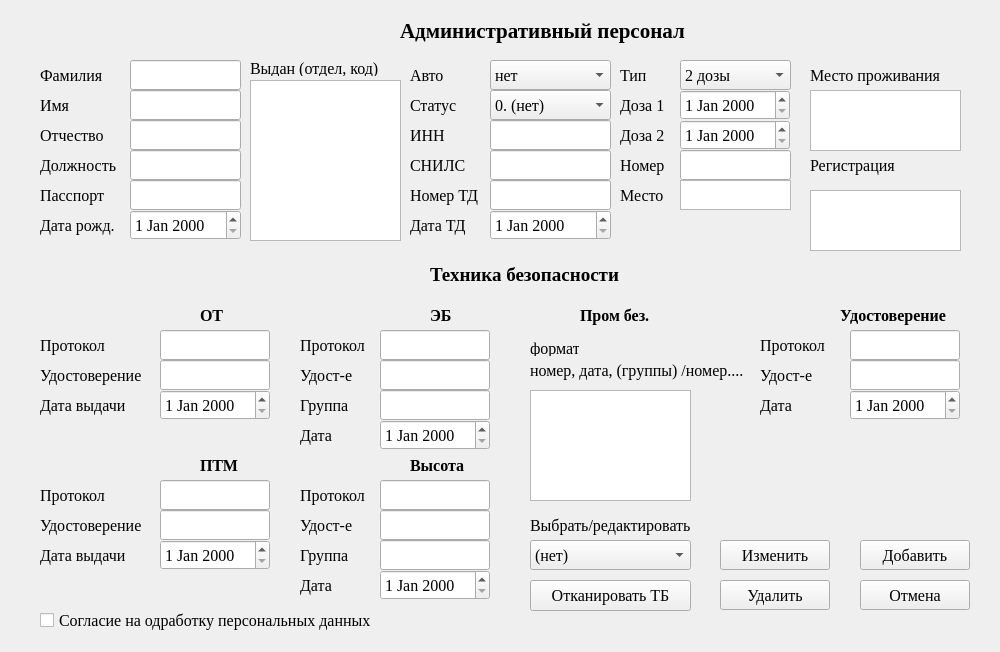
Above: notebook/sourse/ui_files/new_itr.ui from SmolPO/my_helper before the change. Below: the same form after it.
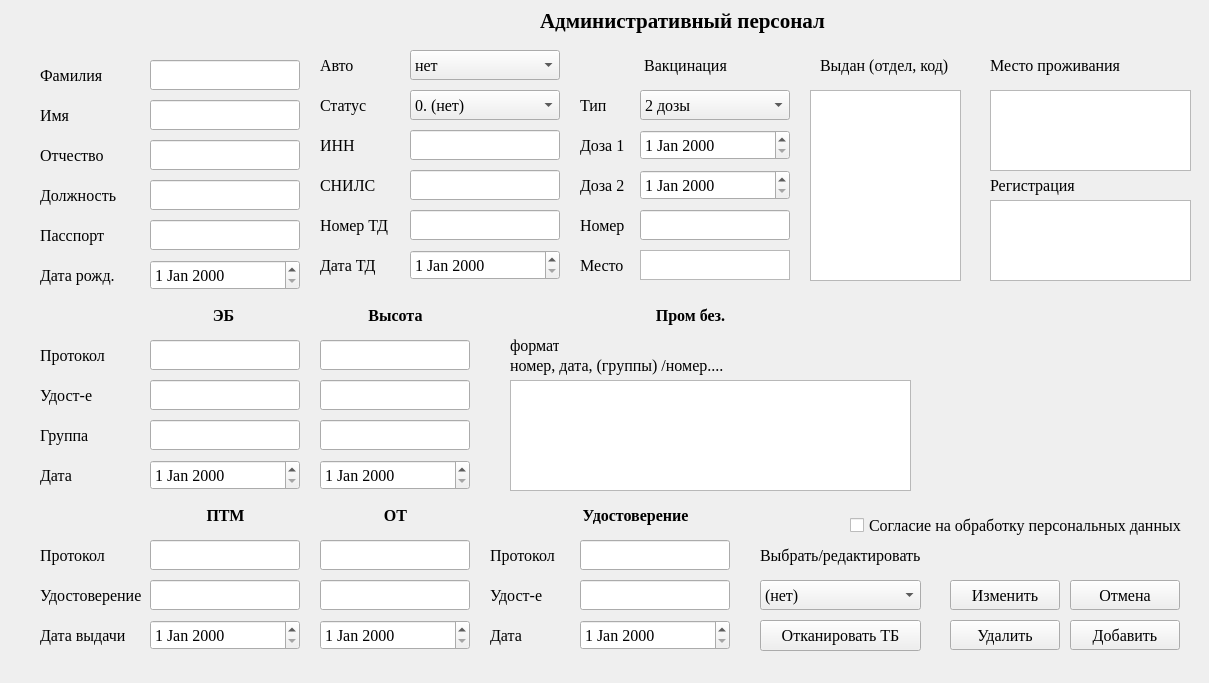
That is the form after the change.

The edit to the form file:
```diff
--- a/notebook/sourse/ui_files/new_itr.ui
+++ b/notebook/sourse/ui_files/new_itr.ui
@@ -6,8 +6,8 @@
    <rect>
     <x>0</x>
     <y>0</y>
-    <width>1000</width>
-    <height>652</height>
+    <width>1209</width>
+    <height>683</height>
    </rect>
   </property>
   <property name="windowTitle">
@@ -16,8 +16,8 @@
   <widget class="QLabel" name="label">
    <property name="geometry">
     <rect>
-     <x>400</x>
-     <y>10</y>
+     <x>540</x>
+     <y>0</y>
      <width>331</width>
      <height>41</height>
     </rect>
@@ -36,9 +36,9 @@
   <widget class="QLineEdit" name="family">
    <property name="geometry">
     <rect>
-     <x>130</x>
+     <x>150</x>
      <y>60</y>
-     <width>111</width>
+     <width>150</width>
      <height>30</height>
     </rect>
    </property>
@@ -52,9 +52,9 @@
   <widget class="QLineEdit" name="name">
    <property name="geometry">
     <rect>
-     <x>130</x>
-     <y>90</y>
-     <width>111</width>
+     <x>150</x>
+     <y>100</y>
+     <width>150</width>
      <height>30</height>
     </rect>
    </property>
@@ -68,9 +68,9 @@
   <widget class="QLineEdit" name="surname">
    <property name="geometry">
     <rect>
-     <x>130</x>
-     <y>120</y>
-     <width>111</width>
+     <x>150</x>
+     <y>140</y>
+     <width>150</width>
      <height>30</height>
     </rect>
    </property>
@@ -104,7 +104,7 @@
    <property name="geometry">
     <rect>
      <x>40</x>
-     <y>90</y>
+     <y>100</y>
      <width>31</width>
      <height>30</height>
     </rect>
@@ -123,7 +123,7 @@
    <property name="geometry">
     <rect>
      <x>40</x>
-     <y>120</y>
+     <y>140</y>
      <width>91</width>
      <height>30</height>
     </rect>
@@ -141,9 +141,9 @@
   <widget class="QLineEdit" name="post">
    <property name="geometry">
     <rect>
-     <x>130</x>
-     <y>150</y>
-     <width>111</width>
+     <x>150</x>
+     <y>180</y>
+     <width>150</width>
      <height>30</height>
     </rect>
    </property>
@@ -158,7 +158,7 @@
    <property name="geometry">
     <rect>
      <x>40</x>
-     <y>150</y>
+     <y>180</y>
      <width>91</width>
      <height>30</height>
     </rect>
@@ -176,9 +176,9 @@
   <widget class="QDateEdit" name="bday">
    <property name="geometry">
     <rect>
-     <x>130</x>
-     <y>210</y>
-     <width>111</width>
+     <x>150</x>
+     <y>260</y>
+     <width>150</width>
      <height>30</height>
     </rect>
    </property>
@@ -193,7 +193,7 @@
    <property name="geometry">
     <rect>
      <x>40</x>
-     <y>210</y>
+     <y>260</y>
      <width>91</width>
      <height>30</height>
     </rect>
@@ -211,9 +211,9 @@
   <widget class="QLineEdit" name="passport">
    <property name="geometry">
     <rect>
-     <x>130</x>
-     <y>180</y>
-     <width>111</width>
+     <x>150</x>
+     <y>220</y>
+     <width>150</width>
      <height>30</height>
     </rect>
    </property>
@@ -227,10 +227,10 @@
   <widget class="QTextEdit" name="passport_got">
    <property name="geometry">
     <rect>
-     <x>250</x>
-     <y>80</y>
+     <x>810</x>
+     <y>90</y>
      <width>151</width>
-     <height>161</height>
+     <height>191</height>
     </rect>
    </property>
    <property name="font">
@@ -243,10 +243,10 @@
   <widget class="QTextEdit" name="adr">
    <property name="geometry">
     <rect>
-     <x>810</x>
-     <y>190</y>
-     <width>151</width>
-     <height>61</height>
+     <x>990</x>
+     <y>200</y>
+     <width>201</width>
+     <height>81</height>
     </rect>
    </property>
    <property name="font">
@@ -259,10 +259,10 @@
   <widget class="QTextEdit" name="live_adr">
    <property name="geometry">
     <rect>
-     <x>810</x>
+     <x>990</x>
      <y>90</y>
-     <width>151</width>
-     <height>61</height>
+     <width>201</width>
+     <height>81</height>
     </rect>
    </property>
    <property name="font">
@@ -276,7 +276,7 @@
    <property name="geometry">
     <rect>
      <x>40</x>
-     <y>180</y>
+     <y>220</y>
      <width>101</width>
      <height>30</height>
     </rect>
@@ -294,10 +294,10 @@
   <widget class="QLabel" name="label_9">
    <property name="geometry">
     <rect>
-     <x>250</x>
-     <y>60</y>
+     <x>820</x>
+     <y>50</y>
      <width>141</width>
-     <height>16</height>
+     <height>30</height>
     </rect>
    </property>
    <property name="font">
@@ -313,8 +313,8 @@
   <widget class="QLabel" name="label_11">
    <property name="geometry">
     <rect>
-     <x>810</x>
-     <y>150</y>
+     <x>990</x>
+     <y>170</y>
      <width>91</width>
      <height>30</height>
     </rect>
@@ -332,8 +332,8 @@
   <widget class="QLabel" name="label_12">
    <property name="geometry">
     <rect>
-     <x>810</x>
-     <y>60</y>
+     <x>990</x>
+     <y>50</y>
      <width>151</width>
      <height>30</height>
     </rect>
@@ -351,9 +351,9 @@
   <widget class="QLineEdit" name="inn">
    <property name="geometry">
     <rect>
-     <x>490</x>
-     <y>120</y>
-     <width>121</width>
+     <x>410</x>
+     <y>130</y>
+     <width>150</width>
      <height>30</height>
     </rect>
    </property>
@@ -367,9 +367,9 @@
   <widget class="QLineEdit" name="snils">
    <property name="geometry">
     <rect>
-     <x>490</x>
-     <y>150</y>
-     <width>121</width>
+     <x>410</x>
+     <y>170</y>
+     <width>150</width>
      <height>30</height>
     </rect>
    </property>
@@ -383,8 +383,8 @@
   <widget class="QLabel" name="label_13">
    <property name="geometry">
     <rect>
-     <x>410</x>
-     <y>120</y>
+     <x>320</x>
+     <y>130</y>
      <width>61</width>
      <height>30</height>
     </rect>
@@ -402,8 +402,8 @@
   <widget class="QLabel" name="label_14">
    <property name="geometry">
     <rect>
-     <x>410</x>
-     <y>150</y>
+     <x>320</x>
+     <y>170</y>
      <width>71</width>
      <height>30</height>
     </rect>
@@ -421,9 +421,9 @@
   <widget class="QLineEdit" name="n_td">
    <property name="geometry">
     <rect>
-     <x>490</x>
-     <y>180</y>
-     <width>121</width>
+     <x>410</x>
+     <y>210</y>
+     <width>150</width>
      <height>30</height>
     </rect>
    </property>
@@ -437,8 +437,8 @@
   <widget class="QLabel" name="label_15">
    <property name="geometry">
     <rect>
-     <x>410</x>
-     <y>180</y>
+     <x>320</x>
+     <y>210</y>
      <width>91</width>
      <height>30</height>
     </rect>
@@ -456,9 +456,9 @@
   <widget class="QDateEdit" name="d_td">
    <property name="geometry">
     <rect>
-     <x>490</x>
-     <y>210</y>
-     <width>121</width>
+     <x>410</x>
+     <y>250</y>
+     <width>150</width>
      <height>30</height>
     </rect>
    </property>
@@ -472,8 +472,8 @@
   <widget class="QLabel" name="label_16">
    <property name="geometry">
     <rect>
-     <x>410</x>
-     <y>210</y>
+     <x>320</x>
+     <y>250</y>
      <width>81</width>
      <height>30</height>
     </rect>
@@ -488,32 +488,12 @@
     <string>Дата ТД</string>
    </property>
   </widget>
-  <widget class="QLabel" name="label_17">
-   <property name="geometry">
-    <rect>
-     <x>430</x>
-     <y>260</y>
-     <width>271</width>
-     <height>30</height>
-    </rect>
-   </property>
-   <property name="font">
-    <font>
-     <family>Times New Roman</family>
-     <pointsize>14</pointsize>
-     <bold>true</bold>
-    </font>
-   </property>
-   <property name="text">
-    <string>Техника безопасности</string>
-   </property>
-  </widget>
   <widget class="QLabel" name="label_18">
    <property name="geometry">
     <rect>
-     <x>200</x>
-     <y>300</y>
-     <width>49</width>
+     <x>320</x>
+     <y>500</y>
+     <width>151</width>
      <height>30</height>
     </rect>
    </property>
@@ -527,13 +507,16 @@
    <property name="text">
     <string>ОТ</string>
    </property>
+   <property name="alignment">
+    <set>Qt::AlignCenter</set>
+   </property>
   </widget>
   <widget class="QLineEdit" name="n_OT_p">
    <property name="geometry">
     <rect>
-     <x>160</x>
-     <y>330</y>
-     <width>110</width>
+     <x>320</x>
+     <y>540</y>
+     <width>150</width>
      <height>30</height>
     </rect>
    </property>
@@ -547,9 +530,9 @@
   <widget class="QLineEdit" name="n_OT_c">
    <property name="geometry">
     <rect>
-     <x>160</x>
-     <y>360</y>
-     <width>110</width>
+     <x>320</x>
+     <y>580</y>
+     <width>150</width>
      <height>30</height>
     </rect>
    </property>
@@ -563,9 +546,9 @@
   <widget class="QDateEdit" name="d_OT">
    <property name="geometry">
     <rect>
-     <x>160</x>
-     <y>390</y>
-     <width>110</width>
+     <x>320</x>
+     <y>620</y>
+     <width>150</width>
      <height>30</height>
     </rect>
    </property>
@@ -580,7 +563,7 @@
    <property name="geometry">
     <rect>
      <x>40</x>
-     <y>510</y>
+     <y>580</y>
      <width>121</width>
      <height>30</height>
     </rect>
@@ -598,9 +581,9 @@
   <widget class="QLabel" name="label_23">
    <property name="geometry">
     <rect>
-     <x>200</x>
-     <y>450</y>
-     <width>49</width>
+     <x>150</x>
+     <y>500</y>
+     <width>151</width>
      <height>30</height>
     </rect>
    </property>
@@ -614,13 +597,16 @@
    <property name="text">
     <string>ПТМ</string>
    </property>
+   <property name="alignment">
+    <set>Qt::AlignCenter</set>
+   </property>
   </widget>
   <widget class="QLineEdit" name="n_PTM_c">
    <property name="geometry">
     <rect>
-     <x>160</x>
-     <y>510</y>
-     <width>110</width>
+     <x>150</x>
+     <y>580</y>
+     <width>150</width>
      <height>30</height>
     </rect>
    </property>
@@ -635,7 +621,7 @@
    <property name="geometry">
     <rect>
      <x>40</x>
-     <y>540</y>
+     <y>620</y>
      <width>121</width>
      <height>30</height>
     </rect>
@@ -654,7 +640,7 @@
    <property name="geometry">
     <rect>
      <x>40</x>
-     <y>480</y>
+     <y>540</y>
      <width>121</width>
      <height>30</height>
     </rect>
@@ -672,9 +658,9 @@
   <widget class="QLineEdit" name="n_PTM_p">
    <property name="geometry">
     <rect>
-     <x>160</x>
-     <y>480</y>
-     <width>110</width>
+     <x>150</x>
+     <y>540</y>
+     <width>150</width>
      <height>30</height>
     </rect>
    </property>
@@ -688,9 +674,9 @@
   <widget class="QDateEdit" name="d_PTM">
    <property name="geometry">
     <rect>
-     <x>160</x>
-     <y>540</y>
-     <width>110</width>
+     <x>150</x>
+     <y>620</y>
+     <width>150</width>
      <height>30</height>
     </rect>
    </property>
@@ -704,9 +690,9 @@
   <widget class="QLabel" name="label_27">
    <property name="geometry">
     <rect>
-     <x>430</x>
+     <x>148</x>
      <y>300</y>
-     <width>49</width>
+     <width>151</width>
      <height>30</height>
     </rect>
    </property>
@@ -720,13 +706,16 @@
    <property name="text">
     <string>ЭБ</string>
    </property>
+   <property name="alignment">
+    <set>Qt::AlignCenter</set>
+   </property>
   </widget>
   <widget class="QLineEdit" name="n_ES_c">
    <property name="geometry">
     <rect>
-     <x>380</x>
-     <y>360</y>
-     <width>110</width>
+     <x>150</x>
+     <y>380</y>
+     <width>150</width>
      <height>30</height>
     </rect>
    </property>
@@ -740,9 +729,9 @@
   <widget class="QLineEdit" name="n_ES_p">
    <property name="geometry">
     <rect>
-     <x>380</x>
-     <y>330</y>
-     <width>110</width>
+     <x>150</x>
+     <y>340</y>
+     <width>150</width>
      <height>30</height>
     </rect>
    </property>
@@ -756,9 +745,9 @@
   <widget class="QDateEdit" name="d_ES">
    <property name="geometry">
     <rect>
-     <x>380</x>
-     <y>420</y>
-     <width>110</width>
+     <x>150</x>
+     <y>460</y>
+     <width>150</width>
      <height>30</height>
     </rect>
    </property>
@@ -772,9 +761,9 @@
   <widget class="QLineEdit" name="n_ES_g">
    <property name="geometry">
     <rect>
-     <x>380</x>
-     <y>390</y>
-     <width>110</width>
+     <x>150</x>
+     <y>420</y>
+     <width>150</width>
      <height>30</height>
     </rect>
    </property>
@@ -788,8 +777,8 @@
   <widget class="QLabel" name="label_30">
    <property name="geometry">
     <rect>
-     <x>300</x>
-     <y>390</y>
+     <x>40</x>
+     <y>420</y>
      <width>111</width>
      <height>30</height>
     </rect>
@@ -807,9 +796,9 @@
   <widget class="QLineEdit" name="n_H_g">
    <property name="geometry">
     <rect>
-     <x>380</x>
-     <y>510</y>
-     <width>110</width>
+     <x>320</x>
+     <y>380</y>
+     <width>150</width>
      <height>30</height>
     </rect>
    </property>
@@ -823,9 +812,9 @@
   <widget class="QDateEdit" name="d_H">
    <property name="geometry">
     <rect>
-     <x>380</x>
-     <y>570</y>
-     <width>110</width>
+     <x>320</x>
+     <y>460</y>
+     <width>150</width>
      <height>30</height>
     </rect>
    </property>
@@ -839,9 +828,9 @@
   <widget class="QLineEdit" name="n_H_c">
    <property name="geometry">
     <rect>
-     <x>380</x>
-     <y>540</y>
-     <width>110</width>
+     <x>320</x>
+     <y>420</y>
+     <width>150</width>
      <height>30</height>
     </rect>
    </property>
@@ -855,9 +844,9 @@
   <widget class="QLineEdit" name="n_H_p">
    <property name="geometry">
     <rect>
-     <x>380</x>
-     <y>480</y>
-     <width>110</width>
+     <x>320</x>
+     <y>340</y>
+     <width>150</width>
      <height>30</height>
     </rect>
    </property>
@@ -871,9 +860,9 @@
   <widget class="QLabel" name="label_35">
    <property name="geometry">
     <rect>
-     <x>410</x>
-     <y>450</y>
-     <width>61</width>
+     <x>320</x>
+     <y>300</y>
+     <width>151</width>
      <height>30</height>
     </rect>
    </property>
@@ -887,11 +876,14 @@
    <property name="text">
     <string>Высота</string>
    </property>
+   <property name="alignment">
+    <set>Qt::AlignCenter</set>
+   </property>
   </widget>
   <widget class="QLabel" name="label_36">
    <property name="geometry">
     <rect>
-     <x>580</x>
+     <x>620</x>
      <y>300</y>
      <width>141</width>
      <height>30</height>
@@ -907,13 +899,16 @@
    <property name="text">
     <string>Пром без.</string>
    </property>
+   <property name="alignment">
+    <set>Qt::AlignCenter</set>
+   </property>
   </widget>
   <widget class="QTextEdit" name="promsave">
    <property name="geometry">
     <rect>
-     <x>530</x>
-     <y>390</y>
-     <width>161</width>
+     <x>510</x>
+     <y>380</y>
+     <width>401</width>
      <height>111</height>
     </rect>
    </property>
@@ -927,10 +922,10 @@
   <widget class="QLabel" name="label_37">
    <property name="geometry">
     <rect>
-     <x>530</x>
+     <x>510</x>
      <y>350</y>
      <width>251</width>
-     <height>41</height>
+     <height>30</height>
     </rect>
    </property>
    <property name="font">
@@ -946,10 +941,10 @@
   <widget class="QLabel" name="label_38">
    <property name="geometry">
     <rect>
-     <x>530</x>
-     <y>340</y>
+     <x>510</x>
+     <y>330</y>
      <width>49</width>
-     <height>16</height>
+     <height>30</height>
     </rect>
    </property>
    <property name="font">
@@ -965,8 +960,8 @@
   <widget class="QLabel" name="label_39">
    <property name="geometry">
     <rect>
-     <x>690</x>
-     <y>400</y>
+     <x>770</x>
+     <y>600</y>
      <width>49</width>
      <height>16</height>
     </rect>
@@ -983,8 +978,8 @@
   <widget class="QLabel" name="label_40">
    <property name="geometry">
     <rect>
-     <x>410</x>
-     <y>60</y>
+     <x>320</x>
+     <y>50</y>
      <width>61</width>
      <height>30</height>
     </rect>
@@ -1002,9 +997,9 @@
   <widget class="QLineEdit" name="n_ST_c">
    <property name="geometry">
     <rect>
-     <x>850</x>
-     <y>360</y>
-     <width>110</width>
+     <x>580</x>
+     <y>580</y>
+     <width>150</width>
      <height>30</height>
     </rect>
    </property>
@@ -1018,8 +1013,8 @@
   <widget class="QLabel" name="label_41">
    <property name="geometry">
     <rect>
-     <x>760</x>
-     <y>360</y>
+     <x>490</x>
+     <y>580</y>
      <width>71</width>
      <height>30</height>
     </rect>
@@ -1037,8 +1032,8 @@
   <widget class="QLabel" name="label_42">
    <property name="geometry">
     <rect>
-     <x>760</x>
-     <y>390</y>
+     <x>490</x>
+     <y>620</y>
      <width>71</width>
      <height>30</height>
     </rect>
@@ -1056,9 +1051,9 @@
   <widget class="QDateEdit" name="d_ST">
    <property name="geometry">
     <rect>
-     <x>850</x>
-     <y>390</y>
-     <width>110</width>
+     <x>580</x>
+     <y>620</y>
+     <width>150</width>
      <height>30</height>
     </rect>
    </property>
@@ -1072,8 +1067,8 @@
   <widget class="QLabel" name="label_43">
    <property name="geometry">
     <rect>
-     <x>760</x>
-     <y>330</y>
+     <x>490</x>
+     <y>540</y>
      <width>81</width>
      <height>30</height>
     </rect>
@@ -1091,9 +1086,9 @@
   <widget class="QLineEdit" name="n_ST_p">
    <property name="geometry">
     <rect>
-     <x>850</x>
-     <y>330</y>
-     <width>110</width>
+     <x>580</x>
+     <y>540</y>
+     <width>150</width>
      <height>30</height>
     </rect>
    </property>
@@ -1107,8 +1102,8 @@
   <widget class="QLabel" name="label_44">
    <property name="geometry">
     <rect>
-     <x>840</x>
-     <y>300</y>
+     <x>570</x>
+     <y>500</y>
      <width>131</width>
      <height>30</height>
     </rect>
@@ -1123,13 +1118,16 @@
    <property name="text">
     <string>Удостоверение</string>
    </property>
+   <property name="alignment">
+    <set>Qt::AlignCenter</set>
+   </property>
   </widget>
   <widget class="QComboBox" name="cb_auto">
    <property name="geometry">
     <rect>
-     <x>490</x>
-     <y>60</y>
-     <width>121</width>
+     <x>410</x>
+     <y>50</y>
+     <width>150</width>
      <height>30</height>
     </rect>
    </property>
@@ -1148,8 +1146,8 @@
   <widget class="QComboBox" name="cb_select">
    <property name="geometry">
     <rect>
-     <x>530</x>
-     <y>540</y>
+     <x>760</x>
+     <y>580</y>
      <width>161</width>
      <height>30</height>
     </rect>
@@ -1169,8 +1167,8 @@
   <widget class="QLabel" name="label_45">
    <property name="geometry">
     <rect>
-     <x>530</x>
-     <y>510</y>
+     <x>760</x>
+     <y>540</y>
      <width>201</width>
      <height>30</height>
     </rect>
@@ -1188,8 +1186,8 @@
   <widget class="QPushButton" name="b_change">
    <property name="geometry">
     <rect>
-     <x>720</x>
-     <y>540</y>
+     <x>950</x>
+     <y>580</y>
      <width>110</width>
      <height>30</height>
     </rect>
@@ -1207,7 +1205,7 @@
   <widget class="QPushButton" name="b_cancel">
    <property name="geometry">
     <rect>
-     <x>860</x>
+     <x>1070</x>
      <y>580</y>
      <width>110</width>
      <height>30</height>
@@ -1226,8 +1224,8 @@
   <widget class="QPushButton" name="b_kill">
    <property name="geometry">
     <rect>
-     <x>720</x>
-     <y>580</y>
+     <x>950</x>
+     <y>620</y>
      <width>110</width>
      <height>30</height>
     </rect>
@@ -1245,8 +1243,8 @@
   <widget class="QPushButton" name="b_ok">
    <property name="geometry">
     <rect>
-     <x>860</x>
-     <y>540</y>
+     <x>1070</x>
+     <y>620</y>
      <width>110</width>
      <height>30</height>
     </rect>
@@ -1264,9 +1262,9 @@
   <widget class="QComboBox" name="status">
    <property name="geometry">
     <rect>
-     <x>490</x>
+     <x>410</x>
      <y>90</y>
-     <width>121</width>
+     <width>150</width>
      <height>30</height>
     </rect>
    </property>
@@ -1300,9 +1298,9 @@
   <widget class="QComboBox" name="cb_vac">
    <property name="geometry">
     <rect>
-     <x>680</x>
-     <y>60</y>
-     <width>111</width>
+     <x>640</x>
+     <y>90</y>
+     <width>150</width>
      <height>30</height>
     </rect>
    </property>
@@ -1331,9 +1329,9 @@
   <widget class="QDateEdit" name="d_vac_1">
    <property name="geometry">
     <rect>
-     <x>680</x>
-     <y>90</y>
-     <width>110</width>
+     <x>640</x>
+     <y>130</y>
+     <width>150</width>
      <height>30</height>
     </rect>
    </property>
@@ -1347,9 +1345,9 @@
   <widget class="QDateEdit" name="d_vac_2">
    <property name="geometry">
     <rect>
-     <x>680</x>
-     <y>120</y>
-     <width>110</width>
+     <x>640</x>
+     <y>170</y>
+     <width>150</width>
      <height>30</height>
     </rect>
    </property>
@@ -1363,9 +1361,9 @@
   <widget class="QLineEdit" name="vac_doc">
    <property name="geometry">
     <rect>
-     <x>680</x>
-     <y>150</y>
-     <width>111</width>
+     <x>640</x>
+     <y>210</y>
+     <width>150</width>
      <height>30</height>
     </rect>
    </property>
@@ -1379,9 +1377,9 @@
   <widget class="QTextEdit" name="place">
    <property name="geometry">
     <rect>
-     <x>680</x>
-     <y>180</y>
-     <width>111</width>
+     <x>640</x>
+     <y>250</y>
+     <width>150</width>
      <height>30</height>
     </rect>
    </property>
@@ -1395,7 +1393,7 @@
   <widget class="QLabel" name="label_46">
    <property name="geometry">
     <rect>
-     <x>410</x>
+     <x>320</x>
      <y>90</y>
      <width>71</width>
      <height>30</height>
@@ -1414,8 +1412,8 @@
   <widget class="QLabel" name="label_47">
    <property name="geometry">
     <rect>
-     <x>620</x>
-     <y>60</y>
+     <x>580</x>
+     <y>90</y>
      <width>49</width>
      <height>30</height>
     </rect>
@@ -1433,8 +1431,8 @@
   <widget class="QLabel" name="label_48">
    <property name="geometry">
     <rect>
-     <x>620</x>
-     <y>90</y>
+     <x>580</x>
+     <y>130</y>
      <width>49</width>
      <height>30</height>
     </rect>
@@ -1452,8 +1450,8 @@
   <widget class="QLabel" name="label_49">
    <property name="geometry">
     <rect>
-     <x>620</x>
-     <y>120</y>
+     <x>580</x>
+     <y>170</y>
      <width>49</width>
      <height>30</height>
     </rect>
@@ -1471,8 +1469,8 @@
   <widget class="QLabel" name="label_50">
    <property name="geometry">
     <rect>
-     <x>620</x>
-     <y>150</y>
+     <x>580</x>
+     <y>210</y>
      <width>49</width>
      <height>30</height>
     </rect>
@@ -1490,8 +1488,8 @@
   <widget class="QLabel" name="label_51">
    <property name="geometry">
     <rect>
-     <x>620</x>
-     <y>180</y>
+     <x>580</x>
+     <y>250</y>
      <width>49</width>
      <height>30</height>
     </rect>
@@ -1509,8 +1507,8 @@
   <widget class="QLabel" name="label_29">
    <property name="geometry">
     <rect>
-     <x>300</x>
-     <y>420</y>
+     <x>40</x>
+     <y>460</y>
      <width>51</width>
      <height>30</height>
     </rect>
@@ -1525,106 +1523,11 @@
     <string>Дата</string>
    </property>
   </widget>
-  <widget class="QLabel" name="label_52">
-   <property name="geometry">
-    <rect>
-     <x>300</x>
-     <y>540</y>
-     <width>61</width>
-     <height>30</height>
-    </rect>
-   </property>
-   <property name="font">
-    <font>
-     <family>Times New Roman</family>
-     <pointsize>12</pointsize>
-    </font>
-   </property>
-   <property name="text">
-    <string>Группа</string>
-   </property>
-  </widget>
-  <widget class="QLabel" name="label_53">
-   <property name="geometry">
-    <rect>
-     <x>300</x>
-     <y>570</y>
-     <width>51</width>
-     <height>30</height>
-    </rect>
-   </property>
-   <property name="font">
-    <font>
-     <family>Times New Roman</family>
-     <pointsize>12</pointsize>
-    </font>
-   </property>
-   <property name="text">
-    <string>Дата</string>
-   </property>
-  </widget>
-  <widget class="QLabel" name="label_26">
-   <property name="geometry">
-    <rect>
-     <x>40</x>
-     <y>390</y>
-     <width>121</width>
-     <height>30</height>
-    </rect>
-   </property>
-   <property name="font">
-    <font>
-     <family>Times New Roman</family>
-     <pointsize>12</pointsize>
-    </font>
-   </property>
-   <property name="text">
-    <string>Дата выдачи</string>
-   </property>
-  </widget>
-  <widget class="QLabel" name="label_28">
-   <property name="geometry">
-    <rect>
-     <x>40</x>
-     <y>330</y>
-     <width>121</width>
-     <height>30</height>
-    </rect>
-   </property>
-   <property name="font">
-    <font>
-     <family>Times New Roman</family>
-     <pointsize>12</pointsize>
-    </font>
-   </property>
-   <property name="text">
-    <string>Протокол</string>
-   </property>
-  </widget>
-  <widget class="QLabel" name="label_31">
-   <property name="geometry">
-    <rect>
-     <x>40</x>
-     <y>360</y>
-     <width>121</width>
-     <height>30</height>
-    </rect>
-   </property>
-   <property name="font">
-    <font>
-     <family>Times New Roman</family>
-     <pointsize>12</pointsize>
-    </font>
-   </property>
-   <property name="text">
-    <string>Удостоверение</string>
-   </property>
-  </widget>
   <widget class="QLabel" name="label_32">
    <property name="geometry">
     <rect>
-     <x>300</x>
-     <y>330</y>
+     <x>40</x>
+     <y>340</y>
      <width>81</width>
      <height>30</height>
     </rect>
@@ -1642,8 +1545,8 @@
   <widget class="QLabel" name="label_33">
    <property name="geometry">
     <rect>
-     <x>300</x>
-     <y>360</y>
+     <x>40</x>
+     <y>380</y>
      <width>81</width>
      <height>30</height>
     </rect>
@@ -1658,51 +1561,13 @@
     <string>Удост-е</string>
    </property>
   </widget>
-  <widget class="QLabel" name="label_34">
-   <property name="geometry">
-    <rect>
-     <x>300</x>
-     <y>510</y>
-     <width>81</width>
-     <height>30</height>
-    </rect>
-   </property>
-   <property name="font">
-    <font>
-     <family>Times New Roman</family>
-     <pointsize>12</pointsize>
-    </font>
-   </property>
-   <property name="text">
-    <string>Удост-е</string>
-   </property>
-  </widget>
-  <widget class="QLabel" name="label_54">
-   <property name="geometry">
-    <rect>
-     <x>300</x>
-     <y>480</y>
-     <width>81</width>
-     <height>30</height>
-    </rect>
-   </property>
-   <property name="font">
-    <font>
-     <family>Times New Roman</family>
-     <pointsize>12</pointsize>
-    </font>
-   </property>
-   <property name="text">
-    <string>Протокол</string>
-   </property>
-  </widget>
   <widget class="QCheckBox" name="cb_check">
    <property name="geometry">
     <rect>
-     <x>40</x>
-     <y>610</y>
-     <width>401</width>
-     <height>20</height>
+     <x>850</x>
+     <y>510</y>
+     <width>351</width>
+     <height>30</height>
     </rect>
    </property>
    <property name="font">
@@ -1712,14 +1577,14 @@
     </font>
    </property>
    <property name="text">
-    <string>Согласие на одработку персональных данных</string>
+    <string>Согласие на обработку персональных данных</string>
    </property>
   </widget>
   <widget class="QPushButton" name="b_tb">
    <property name="geometry">
     <rect>
-     <x>530</x>
-     <y>580</y>
+     <x>760</x>
+     <y>620</y>
      <width>161</width>
      <height>31</height>
     </rect>
@@ -1734,6 +1599,28 @@
     <string>Отканировать ТБ</string>
    </property>
   </widget>
+  <widget class="QLabel" name="label_10">
+   <property name="geometry">
+    <rect>
+     <x>580</x>
+     <y>50</y>
+     <width>211</width>
+     <height>30</height>
+    </rect>
+   </property>
+   <property name="font">
+    <font>
+     <family>Times New Roman</family>
+     <pointsize>12</pointsize>
+    </font>
+   </property>
+   <property name="text">
+    <string>Вакцинация</string>
+   </property>
+   <property name="alignment">
+    <set>Qt::AlignCenter</set>
+   </property>
+  </widget>
  </widget>
  <resources/>
  <connections/>
```
